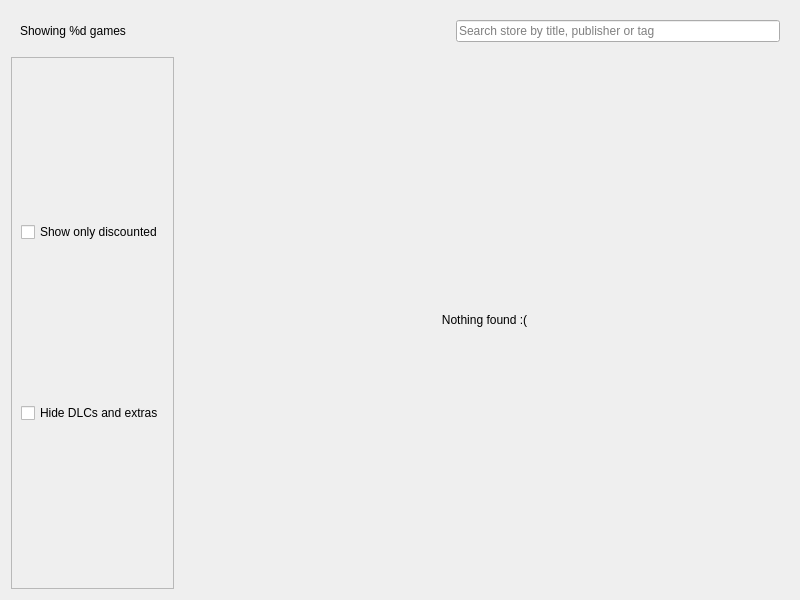
Above: pages/allgamespage.ui from pamugk/nebulae-qt before the change. Below: the same form after it.
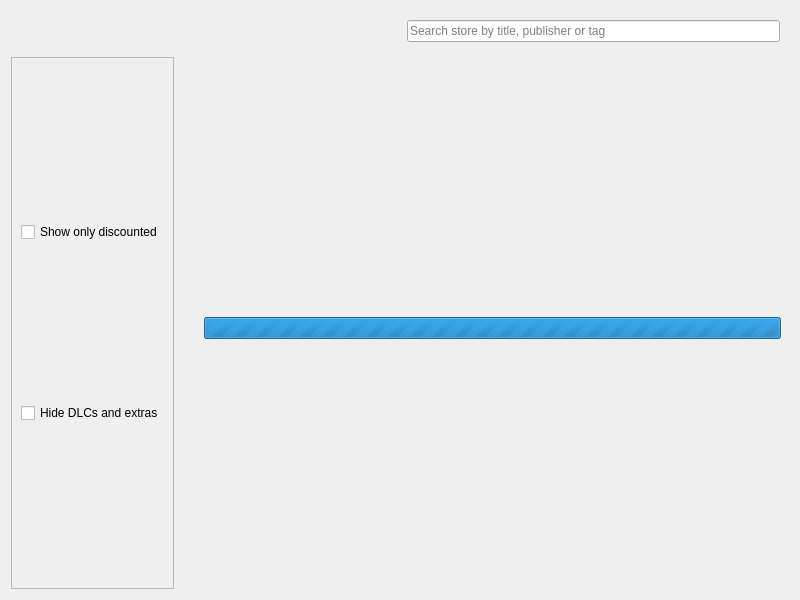
That is the form after the change. The open tabs and pages were chosen to show the change. Icons and pictures are not drawn.

What changed in the file:
```diff
--- a/pages/allgamespage.ui
+++ b/pages/allgamespage.ui
@@ -68,7 +68,22 @@
       </sizepolicy>
      </property>
      <widget class="QWidget" name="nothingFoundPage">
-      <layout class="QVBoxLayout" name="verticalLayout">
+      <layout class="QVBoxLayout" name="nothingFoundPageLayout">
+       <property name="spacing">
+        <number>0</number>
+       </property>
+       <property name="leftMargin">
+        <number>24</number>
+       </property>
+       <property name="topMargin">
+        <number>32</number>
+       </property>
+       <property name="rightMargin">
+        <number>8</number>
+       </property>
+       <property name="bottomMargin">
+        <number>16</number>
+       </property>
        <item>
         <widget class="QLabel" name="nothingFoundLabel">
          <property name="text">
@@ -316,7 +331,35 @@
        </item>
       </layout>
      </widget>
-     <widget class="QWidget" name="loadingPage"/>
+     <widget class="QWidget" name="loaderPage">
+      <layout class="QVBoxLayout" name="loaderPageLayout">
+       <property name="spacing">
+        <number>0</number>
+       </property>
+       <property name="leftMargin">
+        <number>24</number>
+       </property>
+       <property name="topMargin">
+        <number>32</number>
+       </property>
+       <property name="rightMargin">
+        <number>8</number>
+       </property>
+       <property name="bottomMargin">
+        <number>16</number>
+       </property>
+       <item>
+        <widget class="QProgressBar" name="progressBar">
+         <property name="maximum">
+          <number>0</number>
+         </property>
+         <property name="value">
+          <number>-1</number>
+         </property>
+        </widget>
+       </item>
+      </layout>
+     </widget>
     </widget>
    </item>
    <item row="0" column="0" colspan="2">
@@ -325,7 +368,7 @@
       <item>
        <widget class="QLabel" name="totalLabel">
         <property name="text">
-         <string>Showing %d games</string>
+         <string notr="true"/>
         </property>
        </widget>
       </item>
```
Left out of the diff: 44 changed lines with no effect on the pictures.
